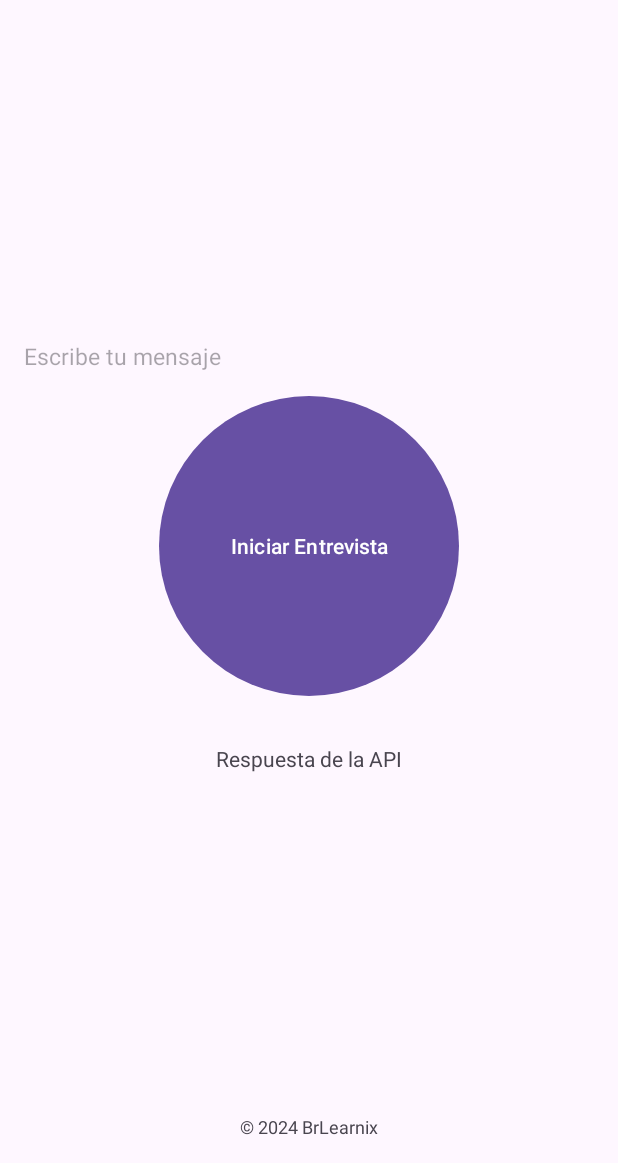
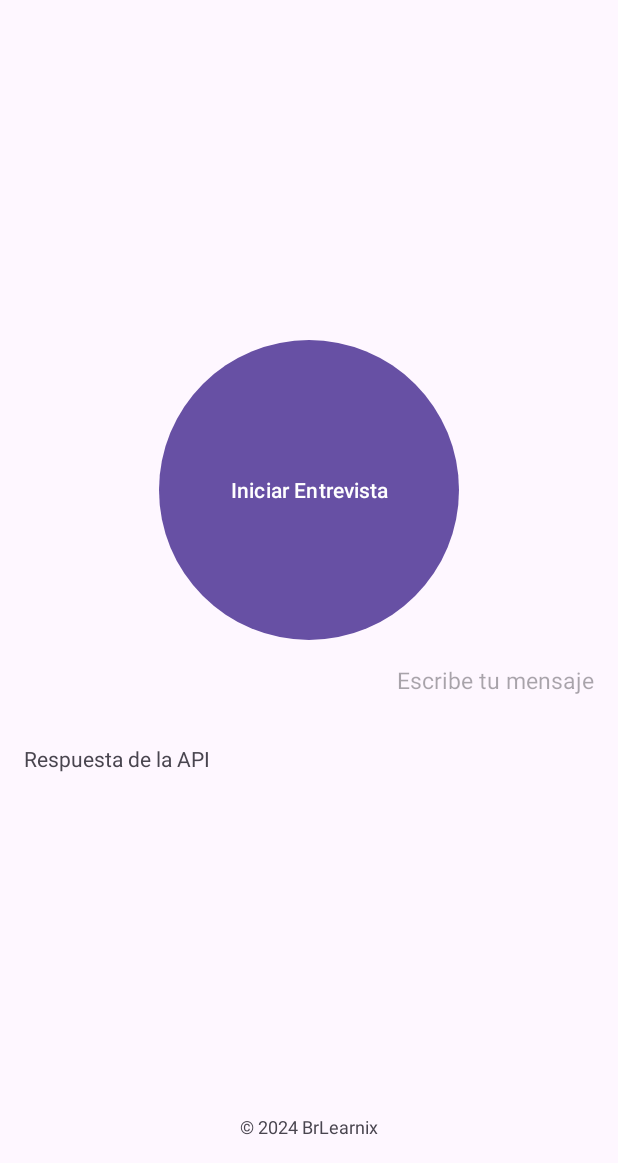
Before and after one commit to BrLearnix/Synthia, an Android app: the SynthiaActivity2 screen opened directly, with no data from a screen before it, on a phone screen of 412 x 824 dp, the part 73-1236 px from its top. Run offline under Robolectric (Android 15) with nearby library versions, the phone set to English and light mode, and no system bars.

Commit message:
modificacion del UI de la IA a tipo chat, ademas la modificacion de prompt principal de la request

```diff
--- a/app/src/main/res/layout/activity_synthia2.xml
+++ b/app/src/main/res/layout/activity_synthia2.xml
@@ -21,15 +21,9 @@
         android:layout_height="0dp"
         android:layout_weight="1" /> <!-- Esto empuja los elementos hacia arriba y abajo -->
 
+
+
     <!-- Botón centrado -->
-    <EditText
-        android:id="@+id/messageInput"
-        android:layout_width="match_parent"
-        android:layout_height="wrap_content"
-        android:textSize="15sp"
-        android:hint="Escribe tu mensaje"
-        android:background="@android:color/transparent"
-        android:layout_marginBottom="16dp"/>
     <Button
         android:id="@+id/voiceButton"
         android:layout_width="wrap_content"
@@ -42,13 +36,34 @@
         android:padding="12dp"
         android:layout_marginBottom="16dp"/>
 
+    <LinearLayout
+        android:layout_width="match_parent"
+        android:layout_height="wrap_content"
+        android:orientation="vertical"
+        android:gravity="end"> <!-- Alinea los hijos al lado derecho -->
+
+        <EditText
+            android:id="@+id/messageInput"
+            android:layout_width="270dp"
+            android:layout_height="wrap_content"
+            android:textSize="15sp"
+            android:hint="Escribe tu mensaje"
+            android:background="@android:color/transparent"
+            android:layout_marginBottom="16dp"
+            android:gravity="end" />
+    </LinearLayout>
+
+
+
     <TextView
         android:id="@+id/responseText"
-        android:layout_width="match_parent"
+        android:layout_width="270dp"
         android:layout_height="wrap_content"
         android:text="Respuesta de la API"
         android:paddingTop="16dp"
-        android:gravity="center"/>
+        android:gravity="start"/>
+
+
 
     <View
         android:layout_width="match_parent"
```
Also changed, not shown: app/src/main/java/com/example/synthia/SynthiaActivity2.kt (+4 -3 lines).
